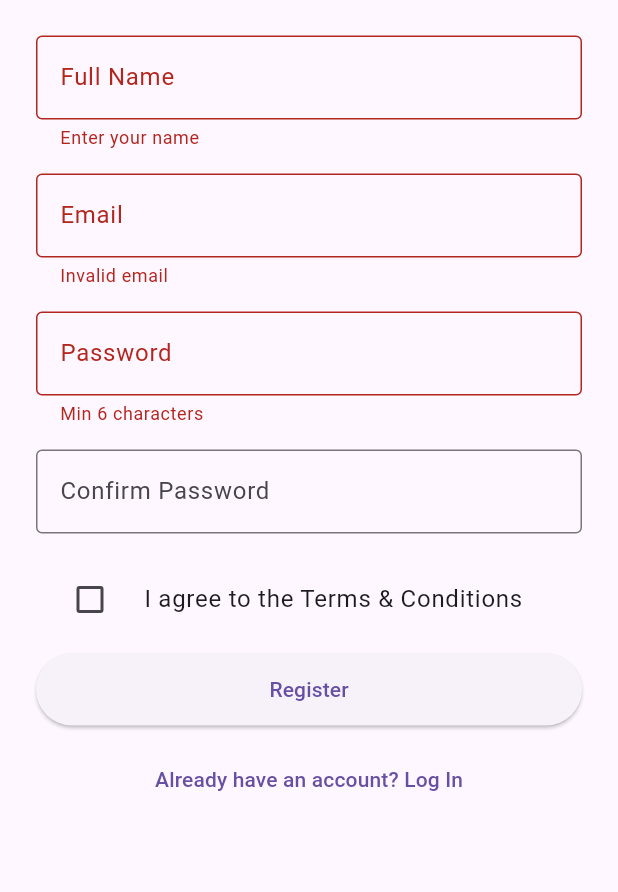
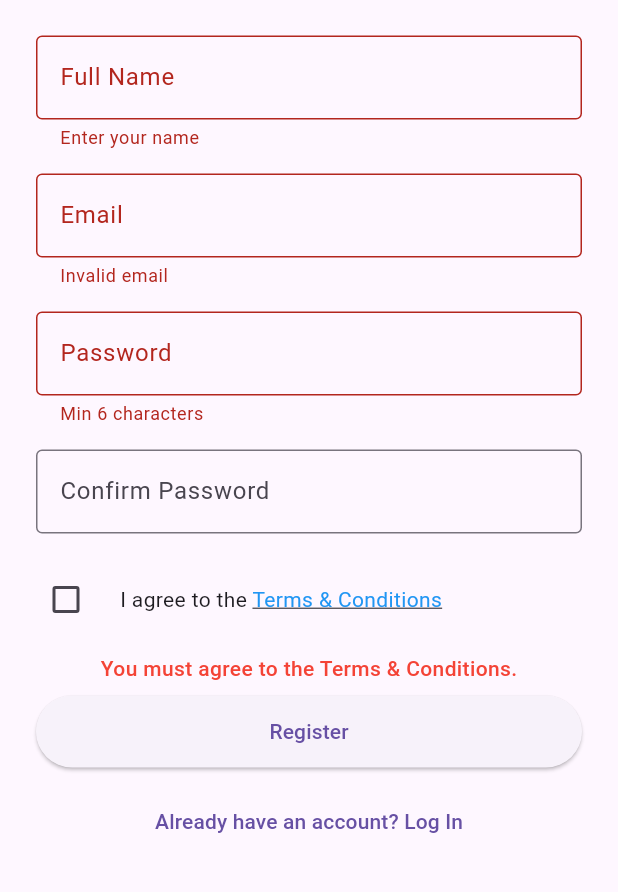
Before and after one commit to rod26/brgy-incident-reporter, a Flutter app: the SignUpScreen screen opened directly, after a tap on "Register", on a phone screen of 412 x 824 dp, the part 278-1170 px from its top. Run offline on Flutter 3.47's test engine with Material 3 defaults, Android fonts, the phone set to English and light mode, and no system bars; our stand-ins replace cloud_firestore, firebase_auth, firebase_core; accounts and stored records are empty.

Commit message:
Resolve merge with remote

```diff
--- a/analysis_options.yaml
+++ b/analysis_options.yaml
@@ -1,4 +1,3 @@
-<<<<<<< HEAD
 # This file configures the analyzer, which statically analyzes Dart code to
 # check for errors, warnings, and lints.
 #
@@ -27,33 +26,3 @@ linter:
 
 # Additional information about this file can be found at
 # https://dart.dev/guides/language/analysis-options
-=======
-# This file configures the analyzer, which statically analyzes Dart code to
-# check for errors, warnings, and lints.
-#
-# The issues identified by the analyzer are surfaced in the UI of Dart-enabled
-# IDEs (https://dart.dev/tools#ides-and-editors). The analyzer can also be
-# invoked from the command line by running `flutter analyze`.
-
-# The following line activates a set of recommended lints for Flutter apps,
-# packages, and plugins designed to encourage good coding practices.
-include: package:flutter_lints/flutter.yaml
-
-linter:
-  # The lint rules applied to this project can be customized in the
-  # section below to disable rules from the `package:flutter_lints/flutter.yaml`
-  # included above or to enable additional rules. A list of all available lints
-  # and their documentation is published at https://dart.dev/lints.
-  #
-  # Instead of disabling a lint rule for the entire project in the
-  # section below, it can also be suppressed for a single line of code
-  # or a specific dart file by using the `// ignore: name_of_lint` and
-  # `// ignore_for_file: name_of_lint` syntax on the line or in the file
-  # producing the lint.
-  rules:
-    # avoid_print: false  # Uncomment to disable the `avoid_print` rule
-    # prefer_single_quotes: true  # Uncomment to enable the `prefer_single_quotes` rule
-
-# Additional information about this file can be found at
-# https://dart.dev/guides/language/analysis-options
->>>>>>> bd6f818ef3d307aeeed2c77552eb17b7d020b4c2
--- a/lib/screens/signup_screen.dart
+++ b/lib/screens/signup_screen.dart
@@ -1,11 +1,12 @@
 // lib/screens/signup_screen.dart
+
+import 'package:flutter/gestures.dart';
 import 'package:flutter/material.dart';
 import 'package:firebase_auth/firebase_auth.dart';
+import 'package:cloud_firestore/cloud_firestore.dart';
 
-
-
-import 'login_screen.dart';
-
+// ← adjust this to match your actual package name in pubspec.yaml
+import 'package:incident_reporter/screens/login_screen.dart';
 
 class SignUpScreen extends StatefulWidget {
   const SignUpScreen({super.key});
@@ -16,32 +17,110 @@ class SignUpScreen extends StatefulWidget {
 }
 
 class _SignUpScreenState extends State<SignUpScreen> {
-  final _nameCtrl = TextEditingController();
-  final _emailCtrl = TextEditingController();
-  final _passCtrl = TextEditingController();
+  final _nameCtrl    = TextEditingController();
+  final _emailCtrl   = TextEditingController();
+  final _passCtrl    = TextEditingController();
   final _confirmCtrl = TextEditingController();
-  final _formKey = GlobalKey<FormState>();
-  bool _agreed = false;
+  final _formKey     = GlobalKey<FormState>();
+
+  bool _agreed  = false;
   bool _loading = false;
   String? _error;
 
   Future<void> _register() async {
-    if (!_formKey.currentState!.validate() || !_agreed) return;
+    // 1) Validate form + terms
+    if (!_formKey.currentState!.validate() || !_agreed) {
+      setState(() {
+        if (!_agreed) _error = 'You must agree to the Terms & Conditions.';
+      });
+      return;
+    }
+
     setState(() {
       _loading = true;
-      _error = null;
+      _error   = null;
     });
+
     try {
-      await FirebaseAuth.instance.createUserWithEmailAndPassword(
-        email: _emailCtrl.text.trim(),
-        password: _passCtrl.text,
-      );
-      // StreamBuilder will pick up the new user and show Dashboard
-    } on FirebaseAuthException catch (e) {
-      _error = e.message;
-    } finally {
+      // 2) Create user in Firebase Auth
+      final cred = await FirebaseAuth.instance
+          .createUserWithEmailAndPassword(
+            email: _emailCtrl.text.trim(),
+            password: _passCtrl.text,
+          );
+      final user = cred.user!;
+
+      // 3) Write user record to Firestore
+      await FirebaseFirestore.instance
+          .collection('users')
+          .doc(user.uid)
+          .set({
+        'uid'           : user.uid,
+        'fullName'      : _nameCtrl.text.trim(),
+        'email'         : user.email,
+        'createdAt'     : FieldValue.serverTimestamp(),
+        'emailVerified' : user.emailVerified,
+      });
+
+      // 4) Send verification email
+      await user.sendEmailVerification();
+
+      // 5) Notify success and go back to login
+      if (mounted) {
+        ScaffoldMessenger.of(context).showSnackBar(
+          const SnackBar(
+            backgroundColor: Colors.green,
+            content: Text(
+              'Registration successful!\n'
+              'Verification link sent to your email.\n'
+              'Please verify before logging in.'
+            ),
+          ),
+        );
+        await Future.delayed(const Duration(seconds: 2));
+        Navigator.of(context).pushReplacement(
+          MaterialPageRoute(builder: (_) => const LoginScreen()),
+        );
+      }
+    }
+    on FirebaseAuthException catch (e) {
+      // Auth-specific errors
+      setState(() => _error = e.message);
+    }
+    catch (e, st) {
+      // 🔥 Log any other unexpected error + stack trace
+      print('🔥 Firestore/write failed: $e\n$st');
+      setState(() => _error = 'An unexpected error occurred.');
+    }
+    finally {
       if (mounted) setState(() => _loading = false);
     }
+  }
+
+  void _showTerms() {
+    showDialog(
+      context: context,
+      builder: (_) => AlertDialog(
+        title: const Text('Terms & Conditions'),
+        content: SingleChildScrollView(
+          child: Text(
+            'By registering, you agree to share your personal data—'
+            'including full name and email—with the Incident Reporter app. '
+            'This data is stored securely in our Firebase Firestore database '
+            'for authentication, user management, and incident notifications. '
+            'You may request correction or deletion of your data at any time '
+            'by contacting support.',
+            style: const TextStyle(fontSize: 14),
+          ),
+        ),
+        actions: [
+          TextButton(
+            onPressed: () => Navigator.of(context).pop(),
+            child: const Text('Close'),
+          ),
+        ],
+      ),
+    );
   }
 
   @override
@@ -61,31 +140,37 @@ class _SignUpScreenState extends State<SignUpScreen> {
                   style: TextStyle(fontSize: 26, fontWeight: FontWeight.bold),
                 ),
                 const SizedBox(height: 24),
+
                 Form(
                   key: _formKey,
                   child: Column(
                     children: [
+                      // Full Name
                       TextFormField(
                         controller: _nameCtrl,
                         decoration: const InputDecoration(
                           labelText: 'Full Name',
                           border: OutlineInputBorder(),
                         ),
-                        validator: (v) => v != null && v.isNotEmpty
-                            ? null
-                            : 'Enter your name',
+                        validator: (v) =>
+                            v != null && v.isNotEmpty ? null : 'Enter your name',
                       ),
                       const SizedBox(height: 16),
+
+                      // Email
                       TextFormField(
                         controller: _emailCtrl,
                         decoration: const InputDecoration(
                           labelText: 'Email',
                           border: OutlineInputBorder(),
                         ),
+                        keyboardType: TextInputType.emailAddress,
                         validator: (v) =>
                             v != null && v.contains('@') ? null : 'Invalid email',
                       ),
                       const SizedBox(height: 16),
+
+                      // Password
                       TextFormField(
                         controller: _passCtrl,
                         decoration: const InputDecoration(
@@ -93,11 +178,12 @@ class _SignUpScreenState extends State<SignUpScreen> {
                           border: OutlineInputBorder(),
                         ),
                         obscureText: true,
-                        validator: (v) => v != null && v.length >= 6
-                            ? null
-                            : 'Min 6 characters',
+                        validator: (v) =>
+                            v != null && v.length >= 6 ? null : 'Min 6 characters',
                       ),
                       const SizedBox(height: 16),
+
+                      // Confirm Password
                       TextFormField(
                         controller: _confirmCtrl,
                         decoration: const InputDecoration(
@@ -105,21 +191,54 @@ class _SignUpScreenState extends State<SignUpScreen> {
                           border: OutlineInputBorder(),
                         ),
                         obscureText: true,
-                        validator: (v) =>
-                            v == _passCtrl.text ? null : 'Passwords do not match',
+                        validator: (v) => v == _passCtrl.text
+                            ? null
+                            : 'Passwords do not match',
                       ),
                       const SizedBox(height: 16),
+
+                      // Terms & Conditions link
                       CheckboxListTile(
+                        contentPadding: EdgeInsets.zero,
                         controlAffinity: ListTileControlAffinity.leading,
-                        title: const Text('I agree to the Terms & Conditions'),
+                        title: Text.rich(
+                          TextSpan(
+                            style: Theme.of(context).textTheme.bodyMedium,
+                            children: [
+                              const TextSpan(text: 'I agree to the '),
+                              TextSpan(
+                                text: 'Terms & Conditions',
+                                style: Theme.of(context)
+                                    .textTheme
+                                    .bodyMedium
+                                    ?.copyWith(
+                                      color: Colors.blue,
+                                      decoration: TextDecoration.underline,
+                                    ),
+                                recognizer: TapGestureRecognizer()..onTap = _showTerms,
+                              ),
+                            ],
+                          ),
+                        ),
                         value: _agreed,
                         onChanged: (v) => setState(() => _agreed = v ?? false),
                       ),
+
+                      // Error message
                       if (_error != null) ...[
-                        Text(_error!, style: const TextStyle(color: Colors.red)),
                         const SizedBox(height: 8),
+                        Text(
+                          _error!,
+                          style: const TextStyle(
+                            color: Colors.red,
+                            fontSize: 14,
+                            fontWeight: FontWeight.w500,
+                          ),
+                        ),
                       ],
                       const SizedBox(height: 8),
+
+                      // Register button
                       SizedBox(
                         width: double.infinity,
                         height: 48,
@@ -131,11 +250,14 @@ class _SignUpScreenState extends State<SignUpScreen> {
                         ),
                       ),
                       const SizedBox(height: 12),
+
+                      // Already have an account?
                       TextButton(
                         onPressed: () {
                           Navigator.of(context).pushReplacement(
                             MaterialPageRoute(
-                                builder: (_) => const LoginScreen()),
+                              builder: (_) => const LoginScreen(),
+                            ),
                           );
                         },
                         child: const Text('Already have an account? Log In'),
```
Also changed, not shown: pubspec.yaml (+4 -98 lines), pubspec.lock, 6 other files.
